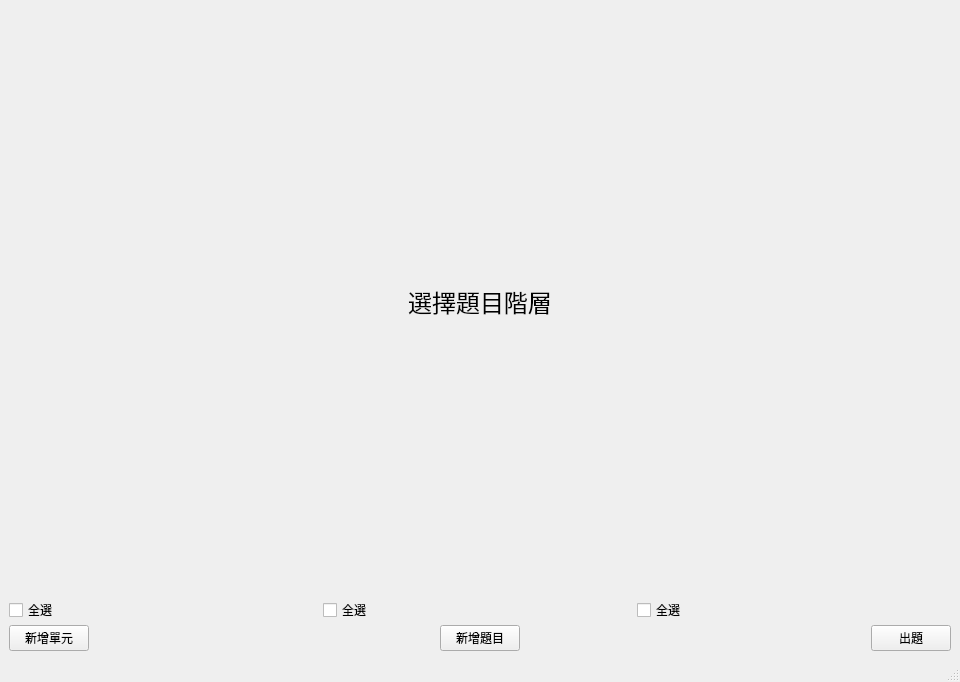
Qt form view/UI/Select_Question_UI.ui (allen880612/Question-Database-System) before a commit.
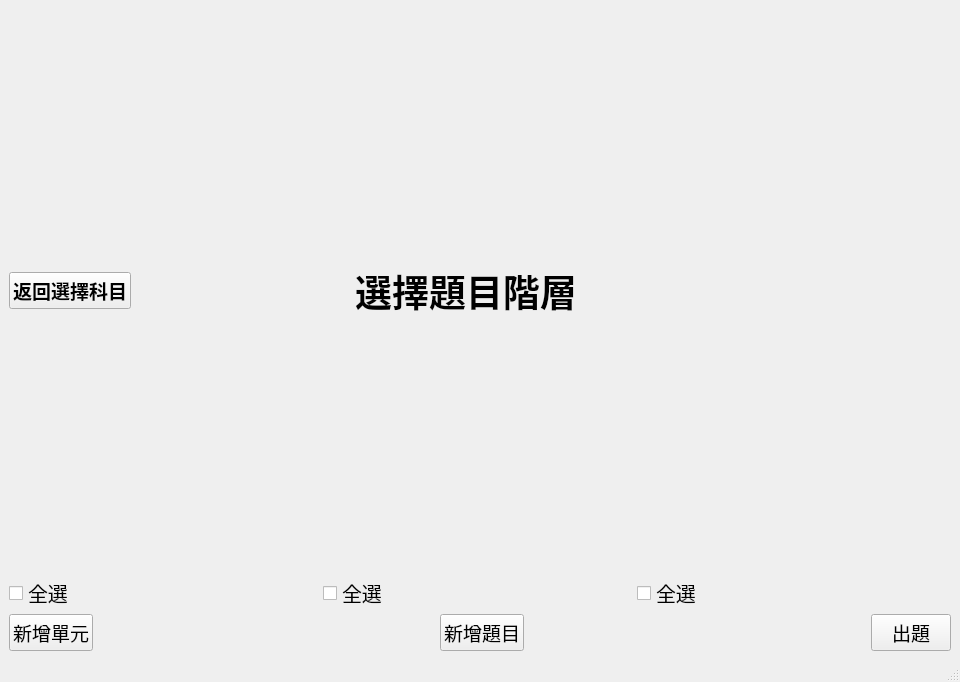
The same form after that commit.

Commit message: QDS Ver1.3.2 部分UI字放大 選擇題目 -> 選擇科目 增加搜尋框 (功能未做)

Diff of the .ui file:
```diff
--- a/view/UI/Select_Question_UI.ui
+++ b/view/UI/Select_Question_UI.ui
@@ -23,78 +23,7 @@
       <property name="verticalSpacing">
        <number>3</number>
       </property>
-      <item row="0" column="0">
-       <layout class="QHBoxLayout" name="horizontalLayout_2">
-        <item>
-         <widget class="QLabel" name="label_add_edit_question">
-          <property name="font">
-           <font>
-            <family>微軟正黑體 Light</family>
-            <pointsize>18</pointsize>
-           </font>
-          </property>
-          <property name="text">
-           <string>選擇題目階層</string>
-          </property>
-          <property name="alignment">
-           <set>Qt::AlignCenter</set>
-          </property>
-         </widget>
-        </item>
-       </layout>
-      </item>
-      <item row="3" column="0">
-       <layout class="QHBoxLayout" name="horizontalLayout_7">
-        <item>
-         <widget class="QPushButton" name="button_add_unit">
-          <property name="text">
-           <string>新增單元</string>
-          </property>
-         </widget>
-        </item>
-        <item>
-         <spacer name="horizontalSpacer">
-          <property name="orientation">
-           <enum>Qt::Horizontal</enum>
-          </property>
-          <property name="sizeHint" stdset="0">
-           <size>
-            <width>40</width>
-            <height>20</height>
-           </size>
-          </property>
-         </spacer>
-        </item>
-        <item>
-         <widget class="QPushButton" name="button_add_question">
-          <property name="text">
-           <string>新增題目</string>
-          </property>
-         </widget>
-        </item>
-        <item>
-         <spacer name="horizontalSpacer_2">
-          <property name="orientation">
-           <enum>Qt::Horizontal</enum>
-          </property>
-          <property name="sizeHint" stdset="0">
-           <size>
-            <width>40</width>
-            <height>20</height>
-           </size>
-          </property>
-         </spacer>
-        </item>
-        <item>
-         <widget class="QPushButton" name="button_make_question">
-          <property name="text">
-           <string>出題</string>
-          </property>
-         </widget>
-        </item>
-       </layout>
-      </item>
-      <item row="2" column="0">
+      <item row="4" column="0">
        <layout class="QGridLayout" name="gridLayout">
         <property name="sizeConstraint">
          <enum>QLayout::SetDefaultConstraint</enum>
@@ -110,6 +39,12 @@
         </item>
         <item row="0" column="0">
          <widget class="QCheckBox" name="checkBox_level1_selectAll">
+          <property name="font">
+           <font>
+            <family>微軟正黑體</family>
+            <pointsize>15</pointsize>
+           </font>
+          </property>
           <property name="text">
            <string>全選</string>
           </property>
@@ -133,6 +68,12 @@
         </item>
         <item row="0" column="1">
          <widget class="QCheckBox" name="checkBox_level2_selectAll">
+          <property name="font">
+           <font>
+            <family>微軟正黑體</family>
+            <pointsize>15</pointsize>
+           </font>
+          </property>
           <property name="text">
            <string>全選</string>
           </property>
@@ -140,6 +81,12 @@
         </item>
         <item row="0" column="2">
          <widget class="QCheckBox" name="checkBox_level3_selectAll">
+          <property name="font">
+           <font>
+            <family>微軟正黑體</family>
+            <pointsize>15</pointsize>
+           </font>
+          </property>
           <property name="text">
            <string>全選</string>
           </property>
@@ -147,6 +94,138 @@
         </item>
        </layout>
       </item>
+      <item row="5" column="0">
+       <layout class="QHBoxLayout" name="horizontalLayout_7">
+        <item>
+         <widget class="QPushButton" name="button_add_unit">
+          <property name="font">
+           <font>
+            <family>微軟正黑體</family>
+            <pointsize>14</pointsize>
+           </font>
+          </property>
+          <property name="text">
+           <string>新增單元</string>
+          </property>
+         </widget>
+        </item>
+        <item>
+         <spacer name="horizontalSpacer">
+          <property name="orientation">
+           <enum>Qt::Horizontal</enum>
+          </property>
+          <property name="sizeHint" stdset="0">
+           <size>
+            <width>40</width>
+            <height>20</height>
+           </size>
+          </property>
+         </spacer>
+        </item>
+        <item>
+         <widget class="QPushButton" name="button_add_question">
+          <property name="font">
+           <font>
+            <family>微軟正黑體</family>
+            <pointsize>14</pointsize>
+           </font>
+          </property>
+          <property name="text">
+           <string>新增題目</string>
+          </property>
+         </widget>
+        </item>
+        <item>
+         <spacer name="horizontalSpacer_2">
+          <property name="orientation">
+           <enum>Qt::Horizontal</enum>
+          </property>
+          <property name="sizeHint" stdset="0">
+           <size>
+            <width>40</width>
+            <height>20</height>
+           </size>
+          </property>
+         </spacer>
+        </item>
+        <item>
+         <widget class="QPushButton" name="button_make_question">
+          <property name="font">
+           <font>
+            <family>微軟正黑體</family>
+            <pointsize>14</pointsize>
+           </font>
+          </property>
+          <property name="text">
+           <string>出題</string>
+          </property>
+         </widget>
+        </item>
+       </layout>
+      </item>
+      <item row="2" column="0">
+       <layout class="QHBoxLayout" name="horizontalLayout_2">
+        <item>
+         <widget class="QPushButton" name="button_return">
+          <property name="sizePolicy">
+           <sizepolicy hsizetype="Fixed" vsizetype="Fixed">
+            <horstretch>0</horstretch>
+            <verstretch>0</verstretch>
+           </sizepolicy>
+          </property>
+          <property name="font">
+           <font>
+            <family>微軟正黑體</family>
+            <pointsize>14</pointsize>
+            <weight>75</weight>
+            <bold>true</bold>
+           </font>
+          </property>
+          <property name="text">
+           <string>返回選擇科目</string>
+          </property>
+         </widget>
+        </item>
+        <item>
+         <layout class="QGridLayout" name="gridLayout_2">
+          <item row="1" column="0">
+           <widget class="QLabel" name="label_add_edit_question">
+            <property name="font">
+             <font>
+              <family>微軟正黑體</family>
+              <pointsize>28</pointsize>
+              <weight>75</weight>
+              <bold>true</bold>
+             </font>
+            </property>
+            <property name="text">
+             <string>選擇題目階層</string>
+            </property>
+            <property name="alignment">
+             <set>Qt::AlignCenter</set>
+            </property>
+           </widget>
+          </item>
+          <item row="1" column="1">
+           <spacer name="horizontalSpacer_3">
+            <property name="orientation">
+             <enum>Qt::Horizontal</enum>
+            </property>
+            <property name="sizeType">
+             <enum>QSizePolicy::Fixed</enum>
+            </property>
+            <property name="sizeHint" stdset="0">
+             <size>
+              <width>150</width>
+              <height>20</height>
+             </size>
+            </property>
+           </spacer>
+          </item>
+         </layout>
+        </item>
+       </layout>
+      </item>
      </layout>
     </item>
    </layout>
```
The commit also changes 14 other files.
